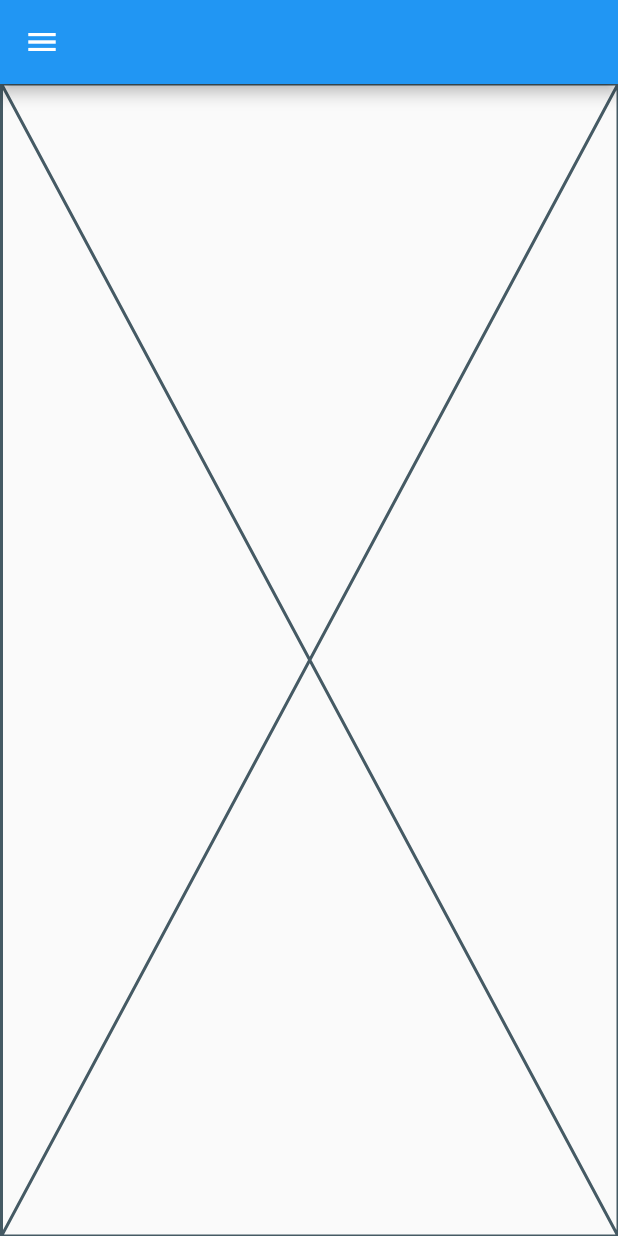
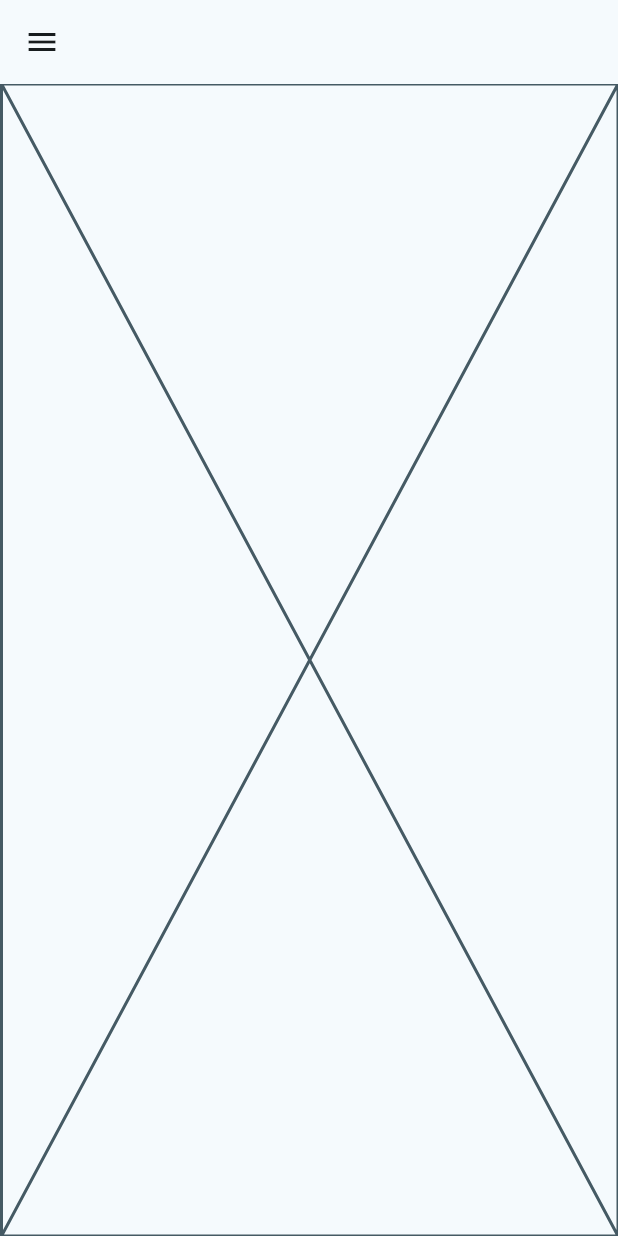
Before and after one commit to Davipcrs/organiza_ai, a Flutter app: the screen it shows after launch, on a phone screen of 412 x 824 dp. Run offline on Flutter 3.47's test engine with Material 2 defaults, Android fonts, the phone set to English and light mode, and no system bars; our stand-ins replace flutter_riverpod, go_router.

Commit message:
init project

```diff
--- /dev/null
+++ b/lib/controllers/go_router.dart
@@ -0,0 +1,14 @@
+import 'package:flutter/material.dart';
+import 'package:go_router/go_router.dart';
+import 'package:organiza_ai/views/main_view.dart';
+
+final router = GoRouter(
+  routes: [
+    GoRoute(
+      path: "/",
+      builder: (BuildContext context, GoRouterState state) {
+        return const MainView();
+      },
+    ),
+  ],
+);
--- a/lib/main.dart
+++ b/lib/main.dart
@@ -1,4 +1,5 @@
 import 'package:flutter/material.dart';
+import 'package:organiza_ai/controllers/go_router.dart';
 import 'package:organiza_ai/controllers/responsiness.dart';
 import 'package:organiza_ai/views/main_view.dart';
 import 'package:flutter_riverpod/flutter_riverpod.dart';
@@ -13,8 +14,19 @@ class MainApp extends ConsumerWidget {
   @override
   Widget build(BuildContext context, WidgetRef ref) {
     ref.read(isMobileProvider.notifier).updateScreenSize(context);
-    return const MaterialApp(
-      home: MainView(),
+    return MaterialApp.router(
+      routerConfig: router,
+      theme: ThemeData(
+          colorScheme: ColorScheme.fromSeed(
+              seedColor: const Color.fromARGB(255, 148, 229, 255),
+              brightness: Brightness.light),
+          useMaterial3: true),
+      darkTheme: ThemeData(
+        colorScheme: ColorScheme.fromSeed(
+            seedColor: const Color.fromARGB(255, 35, 94, 113),
+            brightness: Brightness.dark),
+        useMaterial3: true,
+      ),
     );
   }
 }
--- a/lib/views/nav_rail.dart
+++ b/lib/views/nav_rail.dart
@@ -14,10 +14,11 @@ class NavRail extends ConsumerWidget {
       onDestinationSelected: (value) {
         ref.read(selectedViewIndexProvider.notifier).setIndex(value);
       },
+      elevation: 4,
       destinations: const [
         NavigationRailDestination(
-          icon: Icon(Icons.favorite_border),
-          selectedIcon: Icon(Icons.favorite),
+          icon: Icon(Icons.home),
+          selectedIcon: Icon(Icons.home_filled),
           label: Text('First'),
         ),
         NavigationRailDestination(
```
Also changed, not shown: lib/views/app_bar.dart (added), lib/views/app_drawer.dart (added).
